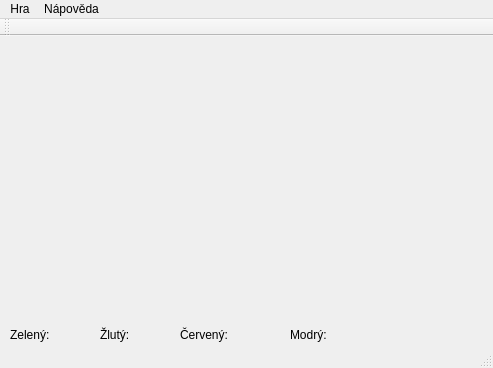
Before: the Qt Designer form src/gui/labyrinth/mainwindow.ui in nechutny/ICP, drawn with Qt 5.
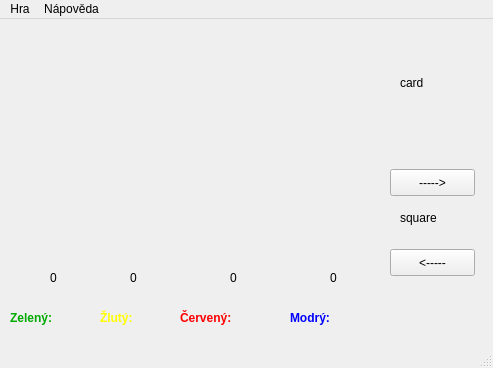
After: the same form once the commit is applied.

What changed in the file:
```diff
--- a/src/gui/labyrinth/mainwindow.ui
+++ b/src/gui/labyrinth/mainwindow.ui
@@ -23,6 +23,427 @@
       <height>17</height>
      </rect>
     </property>
+    <property name="palette">
+     <palette>
+      <active>
+       <colorrole role="WindowText">
+        <brush brushstyle="SolidPattern">
+         <color alpha="255">
+          <red>0</red>
+          <green>170</green>
+          <blue>0</blue>
+         </color>
+        </brush>
+       </colorrole>
+       <colorrole role="Button">
+        <brush brushstyle="SolidPattern">
+         <color alpha="255">
+          <red>0</red>
+          <green>170</green>
+          <blue>0</blue>
+         </color>
+        </brush>
+       </colorrole>
+       <colorrole role="Light">
+        <brush brushstyle="SolidPattern">
+         <color alpha="255">
+          <red>0</red>
+          <green>255</green>
+          <blue>0</blue>
+         </color>
+        </brush>
+       </colorrole>
+       <colorrole role="Midlight">
+        <brush brushstyle="SolidPattern">
+         <color alpha="255">
+          <red>0</red>
+          <green>212</green>
+          <blue>0</blue>
+         </color>
+        </brush>
+       </colorrole>
+       <colorrole role="Dark">
+        <brush brushstyle="SolidPattern">
+         <color alpha="255">
+          <red>0</red>
+          <green>85</green>
+          <blue>0</blue>
+         </color>
+        </brush>
+       </colorrole>
+       <colorrole role="Mid">
+        <brush brushstyle="SolidPattern">
+         <color alpha="255">
+          <red>0</red>
+          <green>113</green>
+          <blue>0</blue>
+         </color>
+        </brush>
+       </colorrole>
+       <colorrole role="Text">
+        <brush brushstyle="SolidPattern">
+         <color alpha="255">
+          <red>0</red>
+          <green>170</green>
+          <blue>0</blue>
+         </color>
+        </brush>
+       </colorrole>
+       <colorrole role="BrightText">
+        <brush brushstyle="SolidPattern">
+         <color alpha="255">
+          <red>255</red>
+          <green>255</green>
+          <blue>255</blue>
+         </color>
+        </brush>
+       </colorrole>
+       <colorrole role="ButtonText">
+        <brush brushstyle="SolidPattern">
+         <color alpha="255">
+          <red>0</red>
+          <green>0</green>
+          <blue>0</blue>
+         </color>
+        </brush>
+       </colorrole>
+       <colorrole role="Base">
+        <brush brushstyle="SolidPattern">
+         <color alpha="255">
+          <red>255</red>
+          <green>255</green>
+          <blue>255</blue>
+         </color>
+        </brush>
+       </colorrole>
+       <colorrole role="Window">
+        <brush brushstyle="SolidPattern">
+         <color alpha="255">
+          <red>0</red>
+          <green>170</green>
+          <blue>0</blue>
+         </color>
+        </brush>
+       </colorrole>
+       <colorrole role="Shadow">
+        <brush brushstyle="SolidPattern">
+         <color alpha="255">
+          <red>0</red>
+          <green>0</green>
+          <blue>0</blue>
+         </color>
+        </brush>
+       </colorrole>
+       <colorrole role="AlternateBase">
+        <brush brushstyle="SolidPattern">
+         <color alpha="255">
+          <red>127</red>
+          <green>212</green>
+          <blue>127</blue>
+         </color>
+        </brush>
+       </colorrole>
+       <colorrole role="ToolTipBase">
+        <brush brushstyle="SolidPattern">
+         <color alpha="255">
+          <red>255</red>
+          <green>255</green>
+          <blue>220</blue>
+         </color>
+        </brush>
+       </colorrole>
+       <colorrole role="ToolTipText">
+        <brush brushstyle="SolidPattern">
+         <color alpha="255">
+          <red>0</red>
+          <green>0</green>
+          <blue>0</blue>
+         </color>
+        </brush>
+       </colorrole>
+      </active>
+      <inactive>
+       <colorrole role="WindowText">
+        <brush brushstyle="SolidPattern">
+         <color alpha="255">
+          <red>0</red>
+          <green>170</green>
+          <blue>0</blue>
+         </color>
+        </brush>
+       </colorrole>
+       <colorrole role="Button">
+        <brush brushstyle="SolidPattern">
+         <color alpha="255">
+          <red>0</red>
+          <green>170</green>
+          <blue>0</blue>
+         </color>
+        </brush>
+       </colorrole>
+       <colorrole role="Light">
+        <brush brushstyle="SolidPattern">
+         <color alpha="255">
+          <red>0</red>
+          <green>255</green>
+          <blue>0</blue>
+         </color>
+        </brush>
+       </colorrole>
+       <colorrole role="Midlight">
+        <brush brushstyle="SolidPattern">
+         <color alpha="255">
+          <red>0</red>
+          <green>212</green>
+          <blue>0</blue>
+         </color>
+        </brush>
+       </colorrole>
+       <colorrole role="Dark">
+        <brush brushstyle="SolidPattern">
+         <color alpha="255">
+          <red>0</red>
+          <green>85</green>
+          <blue>0</blue>
+         </color>
+        </brush>
+       </colorrole>
+       <colorrole role="Mid">
+        <brush brushstyle="SolidPattern">
+         <color alpha="255">
+          <red>0</red>
+          <green>113</green>
+          <blue>0</blue>
+         </color>
+        </brush>
+       </colorrole>
+       <colorrole role="Text">
+        <brush brushstyle="SolidPattern">
+         <color alpha="255">
+          <red>0</red>
+          <green>170</green>
+          <blue>0</blue>
+         </color>
+        </brush>
+       </colorrole>
+       <colorrole role="BrightText">
+        <brush brushstyle="SolidPattern">
+         <color alpha="255">
+          <red>255</red>
+          <green>255</green>
+          <blue>255</blue>
+         </color>
+        </brush>
+       </colorrole>
+       <colorrole role="ButtonText">
+        <brush brushstyle="SolidPattern">
+         <color alpha="255">
+          <red>0</red>
+          <green>0</green>
+          <blue>0</blue>
+         </color>
+        </brush>
+       </colorrole>
+       <colorrole role="Base">
+        <brush brushstyle="SolidPattern">
+         <color alpha="255">
+          <red>255</red>
+          <green>255</green>
+          <blue>255</blue>
+         </color>
+        </brush>
+       </colorrole>
+       <colorrole role="Window">
+        <brush brushstyle="SolidPattern">
+         <color alpha="255">
+          <red>0</red>
+          <green>170</green>
+          <blue>0</blue>
+         </color>
+        </brush>
+       </colorrole>
+       <colorrole role="Shadow">
+        <brush brushstyle="SolidPattern">
+         <color alpha="255">
+          <red>0</red>
+          <green>0</green>
+          <blue>0</blue>
+         </color>
+        </brush>
+       </colorrole>
+       <colorrole role="AlternateBase">
+        <brush brushstyle="SolidPattern">
+         <color alpha="255">
+          <red>127</red>
+          <green>212</green>
+          <blue>127</blue>
+         </color>
+        </brush>
+       </colorrole>
+       <colorrole role="ToolTipBase">
+        <brush brushstyle="SolidPattern">
+         <color alpha="255">
+          <red>255</red>
+          <green>255</green>
+          <blue>220</blue>
+         </color>
+        </brush>
+       </colorrole>
+       <colorrole role="ToolTipText">
+        <brush brushstyle="SolidPattern">
+         <color alpha="255">
+          <red>0</red>
+          <green>0</green>
+          <blue>0</blue>
+         </color>
+        </brush>
+       </colorrole>
+      </inactive>
+      <disabled>
+       <colorrole role="WindowText">
+        <brush brushstyle="SolidPattern">
+         <color alpha="255">
+          <red>0</red>
+          <green>85</green>
+          <blue>0</blue>
+         </color>
+        </brush>
+       </colorrole>
+       <colorrole role="Button">
+        <brush brushstyle="SolidPattern">
+         <color alpha="255">
+          <red>0</red>
+          <green>170</green>
+          <blue>0</blue>
+         </color>
+        </brush>
+       </colorrole>
+       <colorrole role="Light">
+        <brush brushstyle="SolidPattern">
+         <color alpha="255">
+          <red>0</red>
+          <green>255</green>
+          <blue>0</blue>
+         </color>
+        </brush>
+       </colorrole>
+       <colorrole role="Midlight">
+        <brush brushstyle="SolidPattern">
+         <color alpha="255">
+          <red>0</red>
+          <green>212</green>
+          <blue>0</blue>
+         </color>
+        </brush>
+       </colorrole>
+       <colorrole role="Dark">
+        <brush brushstyle="SolidPattern">
+         <color alpha="255">
+          <red>0</red>
+          <green>85</green>
+          <blue>0</blue>
+         </color>
+        </brush>
+       </colorrole>
+       <colorrole role="Mid">
+        <brush brushstyle="SolidPattern">
+         <color alpha="255">
+          <red>0</red>
+          <green>113</green>
+          <blue>0</blue>
+         </color>
+        </brush>
+       </colorrole>
+       <colorrole role="Text">
+        <brush brushstyle="SolidPattern">
+         <color alpha="255">
+          <red>0</red>
+          <green>85</green>
+          <blue>0</blue>
+         </color>
+        </brush>
+       </colorrole>
+       <colorrole role="BrightText">
+        <brush brushstyle="SolidPattern">
+         <color alpha="255">
+          <red>255</red>
+          <green>255</green>
+          <blue>255</blue>
+         </color>
+        </brush>
+       </colorrole>
+       <colorrole role="ButtonText">
+        <brush brushstyle="SolidPattern">
+         <color alpha="255">
+          <red>0</red>
+          <green>85</green>
+          <blue>0</blue>
+         </color>
+        </brush>
+       </colorrole>
+       <colorrole role="Base">
+        <brush brushstyle="SolidPattern">
+         <color alpha="255">
+          <red>0</red>
+          <green>170</green>
+          <blue>0</blue>
+         </color>
+        </brush>
+       </colorrole>
+       <colorrole role="Window">
+        <brush brushstyle="SolidPattern">
+         <color alpha="255">
+          <red>0</red>
+          <green>170</green>
+          <blue>0</blue>
+         </color>
+        </brush>
+       </colorrole>
+       <colorrole role="Shadow">
+        <brush brushstyle="SolidPattern">
+         <color alpha="255">
+          <red>0</red>
+          <green>0</green>
+          <blue>0</blue>
+         </color>
+        </brush>
+       </colorrole>
+       <colorrole role="AlternateBase">
+        <brush brushstyle="SolidPattern">
+         <color alpha="255">
+          <red>0</red>
+          <green>170</green>
+          <blue>0</blue>
+         </color>
+        </brush>
+       </colorrole>
+       <colorrole role="ToolTipBase">
+        <brush brushstyle="SolidPattern">
+         <color alpha="255">
+          <red>255</red>
+          <green>255</green>
+          <blue>220</blue>
+         </color>
+        </brush>
+       </colorrole>
+       <colorrole role="ToolTipText">
+        <brush brushstyle="SolidPattern">
+         <color alpha="255">
+          <red>0</red>
+          <green>0</green>
+          <blue>0</blue>
+         </color>
+        </brush>
+       </colorrole>
+      </disabled>
+     </palette>
+    </property>
+    <property name="font">
+     <font>
+      <weight>75</weight>
+      <bold>true</bold>
+     </font>
+    </property>
     <property name="text">
      <string>Zelený:</string>
     </property>
@@ -36,6 +457,427 @@
       <height>17</height>
      </rect>
     </property>
+    <property name="palette">
+     <palette>
+      <active>
+       <colorrole role="WindowText">
+        <brush brushstyle="SolidPattern">
+         <color alpha="255">
+          <red>255</red>
+          <green>255</green>
+          <blue>0</blue>
+         </color>
+        </brush>
+       </colorrole>
+       <colorrole role="Button">
+        <brush brushstyle="SolidPattern">
+         <color alpha="255">
+          <red>255</red>
+          <green>255</green>
+          <blue>0</blue>
+         </color>
+        </brush>
+       </colorrole>
+       <colorrole role="Light">
+        <brush brushstyle="SolidPattern">
+         <color alpha="255">
+          <red>255</red>
+          <green>255</green>
+          <blue>127</blue>
+         </color>
+        </brush>
+       </colorrole>
+       <colorrole role="Midlight">
+        <brush brushstyle="SolidPattern">
+         <color alpha="255">
+          <red>255</red>
+          <green>255</green>
+          <blue>63</blue>
+         </color>
+        </brush>
+       </colorrole>
+       <colorrole role="Dark">
+        <brush brushstyle="SolidPattern">
+         <color alpha="255">
+          <red>127</red>
+          <green>127</green>
+          <blue>0</blue>
+         </color>
+        </brush>
+       </colorrole>
+       <colorrole role="Mid">
+        <brush brushstyle="SolidPattern">
+         <color alpha="255">
+          <red>170</red>
+          <green>170</green>
+          <blue>0</blue>
+         </color>
+        </brush>
+       </colorrole>
+       <colorrole role="Text">
+        <brush brushstyle="SolidPattern">
+         <color alpha="255">
+          <red>255</red>
+          <green>255</green>
+          <blue>0</blue>
+         </color>
+        </brush>
+       </colorrole>
+       <colorrole role="BrightText">
+        <brush brushstyle="SolidPattern">
+         <color alpha="255">
+          <red>255</red>
+          <green>255</green>
+          <blue>255</blue>
+         </color>
+        </brush>
+       </colorrole>
+       <colorrole role="ButtonText">
+        <brush brushstyle="SolidPattern">
+         <color alpha="255">
+          <red>0</red>
+          <green>0</green>
+          <blue>0</blue>
+         </color>
+        </brush>
+       </colorrole>
+       <colorrole role="Base">
+        <brush brushstyle="SolidPattern">
+         <color alpha="255">
+          <red>255</red>
+          <green>255</green>
+          <blue>255</blue>
+         </color>
+        </brush>
+       </colorrole>
+       <colorrole role="Window">
+        <brush brushstyle="SolidPattern">
+         <color alpha="255">
+          <red>255</red>
+          <green>255</green>
+          <blue>0</blue>
+         </color>
+        </brush>
+       </colorrole>
+       <colorrole role="Shadow">
+        <brush brushstyle="SolidPattern">
+         <color alpha="255">
+          <red>0</red>
+          <green>0</green>
+          <blue>0</blue>
+         </color>
+        </brush>
+       </colorrole>
+       <colorrole role="AlternateBase">
+        <brush brushstyle="SolidPattern">
+         <color alpha="255">
+          <red>255</red>
+          <green>255</green>
+          <blue>127</blue>
+         </color>
+        </brush>
+       </colorrole>
+       <colorrole role="ToolTipBase">
+        <brush brushstyle="SolidPattern">
+         <color alpha="255">
+          <red>255</red>
+          <green>255</green>
+          <blue>220</blue>
+         </color>
+        </brush>
+       </colorrole>
+       <colorrole role="ToolTipText">
+        <brush brushstyle="SolidPattern">
+         <color alpha="255">
+          <red>0</red>
+          <green>0</green>
+          <blue>0</blue>
+         </color>
+        </brush>
+       </colorrole>
+      </active>
+      <inactive>
+       <colorrole role="WindowText">
+        <brush brushstyle="SolidPattern">
+         <color alpha="255">
+          <red>255</red>
+          <green>255</green>
+          <blue>0</blue>
+         </color>
+        </brush>
+       </colorrole>
+       <colorrole role="Button">
+        <brush brushstyle="SolidPattern">
+         <color alpha="255">
+          <red>255</red>
+          <green>255</green>
+          <blue>0</blue>
+         </color>
+        </brush>
+       </colorrole>
+       <colorrole role="Light">
+        <brush brushstyle="SolidPattern">
+         <color alpha="255">
+          <red>255</red>
+          <green>255</green>
+          <blue>127</blue>
+         </color>
+        </brush>
+       </colorrole>
+       <colorrole role="Midlight">
+        <brush brushstyle="SolidPattern">
+         <color alpha="255">
+          <red>255</red>
+          <green>255</green>
+          <blue>63</blue>
+         </color>
+        </brush>
+       </colorrole>
+       <colorrole role="Dark">
+        <brush brushstyle="SolidPattern">
+         <color alpha="255">
+          <red>127</red>
+          <green>127</green>
+          <blue>0</blue>
+         </color>
+        </brush>
+       </colorrole>
+       <colorrole role="Mid">
+        <brush brushstyle="SolidPattern">
+         <color alpha="255">
+          <red>170</red>
+          <green>170</green>
+          <blue>0</blue>
+         </color>
+        </brush>
+       </colorrole>
+       <colorrole role="Text">
+        <brush brushstyle="SolidPattern">
+         <color alpha="255">
+          <red>255</red>
+          <green>255</green>
+          <blue>0</blue>
+         </color>
+        </brush>
+       </colorrole>
+       <colorrole role="BrightText">
+        <brush brushstyle="SolidPattern">
+         <color alpha="255">
+          <red>255</red>
+          <green>255</green>
+          <blue>255</blue>
+         </color>
+        </brush>
+       </colorrole>
+       <colorrole role="ButtonText">
+        <brush brushstyle="SolidPattern">
+         <color alpha="255">
+          <red>0</red>
+          <green>0</green>
+          <blue>0</blue>
+         </color>
+        </brush>
+       </colorrole>
+       <colorrole role="Base">
+        <brush brushstyle="SolidPattern">
+         <color alpha="255">
+          <red>255</red>
+          <green>255</green>
+          <blue>255</blue>
+         </color>
+        </brush>
+       </colorrole>
+       <colorrole role="Window">
+        <brush brushstyle="SolidPattern">
+         <color alpha="255">
+          <red>255</red>
+          <green>255</green>
+          <blue>0</blue>
+         </color>
+        </brush>
+       </colorrole>
+       <colorrole role="Shadow">
+        <brush brushstyle="SolidPattern">
+         <color alpha="255">
+          <red>0</red>
+          <green>0</green>
+          <blue>0</blue>
+         </color>
+        </brush>
+       </colorrole>
+       <colorrole role="AlternateBase">
+        <brush brushstyle="SolidPattern">
+         <color alpha="255">
+          <red>255</red>
+          <green>255</green>
+          <blue>127</blue>
+         </color>
+        </brush>
+       </colorrole>
+       <colorrole role="ToolTipBase">
+        <brush brushstyle="SolidPattern">
+         <color alpha="255">
+          <red>255</red>
+          <green>255</green>
+          <blue>220</blue>
+         </color>
+        </brush>
+       </colorrole>
+       <colorrole role="ToolTipText">
+        <brush brushstyle="SolidPattern">
+         <color alpha="255">
+          <red>0</red>
+          <green>0</green>
+          <blue>0</blue>
+         </color>
+        </brush>
+       </colorrole>
+      </inactive>
+      <disabled>
+       <colorrole role="WindowText">
+        <brush brushstyle="SolidPattern">
+         <color alpha="255">
+          <red>127</red>
+          <green>127</green>
+          <blue>0</blue>
+         </color>
+        </brush>
+       </colorrole>
+       <colorrole role="Button">
+        <brush brushstyle="SolidPattern">
+         <color alpha="255">
+          <red>255</red>
+          <green>255</green>
+          <blue>0</blue>
+         </color>
+        </brush>
+       </colorrole>
+       <colorrole role="Light">
+        <brush brushstyle="SolidPattern">
+         <color alpha="255">
+          <red>255</red>
+          <green>255</green>
+          <blue>127</blue>
+         </color>
+        </brush>
+       </colorrole>
+       <colorrole role="Midlight">
+        <brush brushstyle="SolidPattern">
+         <color alpha="255">
+          <red>255</red>
+          <green>255</green>
+          <blue>63</blue>
+         </color>
+        </brush>
+       </colorrole>
+       <colorrole role="Dark">
+        <brush brushstyle="SolidPattern">
+         <color alpha="255">
+          <red>127</red>
+          <green>127</green>
+          <blue>0</blue>
+         </color>
+        </brush>
+       </colorrole>
+       <colorrole role="Mid">
+        <brush brushstyle="SolidPattern">
+         <color alpha="255">
+          <red>170</red>
+          <green>170</green>
+          <blue>0</blue>
+         </color>
+        </brush>
+       </colorrole>
+       <colorrole role="Text">
+        <brush brushstyle="SolidPattern">
+         <color alpha="255">
+          <red>127</red>
+          <green>127</green>
+          <blue>0</blue>
+         </color>
+        </brush>
+       </colorrole>
+       <colorrole role="BrightText">
+        <brush brushstyle="SolidPattern">
+         <color alpha="255">
+          <red>255</red>
+          <green>255</green>
+          <blue>255</blue>
+         </color>
+        </brush>
+       </colorrole>
+       <colorrole role="ButtonText">
+        <brush brushstyle="SolidPattern">
+         <color alpha="255">
+          <red>127</red>
+          <green>127</green>
+          <blue>0</blue>
+         </color>
+        </brush>
+       </colorrole>
+       <colorrole role="Base">
+        <brush brushstyle="SolidPattern">
+         <color alpha="255">
+          <red>255</red>
+          <green>255</green>
+          <blue>0</blue>
+         </color>
+        </brush>
+       </colorrole>
+       <colorrole role="Window">
+        <brush brushstyle="SolidPattern">
+         <color alpha="255">
+          <red>255</red>
+          <green>255</green>
+          <blue>0</blue>
+         </color>
+        </brush>
+       </colorrole>
+       <colorrole role="Shadow">
+        <brush brushstyle="SolidPattern">
+         <color alpha="255">
+          <red>0</red>
+          <green>0</green>
+          <blue>0</blue>
+         </color>
+        </brush>
+       </colorrole>
+       <colorrole role="AlternateBase">
+        <brush brushstyle="SolidPattern">
+         <color alpha="255">
+          <red>255</red>
+          <green>255</green>
+          <blue>0</blue>
+         </color>
+        </brush>
+       </colorrole>
+       <colorrole role="ToolTipBase">
+        <brush brushstyle="SolidPattern">
+         <color alpha="255">
+          <red>255</red>
+          <green>255</green>
+          <blue>220</blue>
+         </color>
+        </brush>
+       </colorrole>
+       <colorrole role="ToolTipText">
+        <brush brushstyle="SolidPattern">
+         <color alpha="255">
+          <red>0</red>
+          <green>0</green>
+          <blue>0</blue>
+         </color>
+        </brush>
+       </colorrole>
+      </disabled>
+     </palette>
+    </property>
+    <property name="font">
+     <font>
+      <weight>75</weight>
+      <bold>true</bold>
+     </font>
+    </property>
     <property name="text">
      <string>Žlutý:</string>
     </property>
@@ -49,6 +891,76 @@
       <height>17</height>
      </rect>
     </property>
+    <property name="palette">
+     <palette>
+      <active>
+       <colorrole role="WindowText">
+        <brush brushstyle="SolidPattern">
+         <color alpha="255">
+          <red>255</red>
+          <green>0</green>
+          <blue>0</blue>
+         </color>
+        </brush>
+       </colorrole>
+       <colorrole role="Text">
+        <brush brushstyle="SolidPattern">
+         <color alpha="255">
+          <red>255</red>
+          <green>0</green>
+          <blue>0</blue>
+         </color>
+        </brush>
+       </colorrole>
+      </active>
+      <inactive>
+       <colorrole role="WindowText">
+        <brush brushstyle="SolidPattern">
+         <color alpha="255">
+          <red>255</red>
+          <green>0</green>
+          <blue>0</blue>
+         </color>
+        </brush>
+       </colorrole>
+       <colorrole role="Text">
+        <brush brushstyle="SolidPattern">
+         <color alpha="255">
+          <red>255</red>
+          <green>0</green>
+          <blue>0</blue>
+         </color>
+        </brush>
+       </colorrole>
+      </inactive>
+      <disabled>
+       <colorrole role="WindowText">
+        <brush brushstyle="SolidPattern">
+         <color alpha="255">
+          <red>133</red>
+          <green>133</green>
+          <blue>133</blue>
+         </color>
+        </brush>
+       </colorrole>
+       <colorrole role="Text">
+        <brush brushstyle="SolidPattern">
+         <color alpha="255">
+          <red>133</red>
+          <green>133</green>
+          <blue>133</blue>
+         </color>
+        </brush>
+       </colorrole>
+      </disabled>
+     </palette>
+    </property>
+    <property name="font">
+     <font>
+      <weight>75</weight>
+      <bold>true</bold>
+     </font>
+    </property>
     <property name="text">
      <string>Červený:</string>
     </property>
@@ -62,10 +974,157 @@
       <height>17</height>
      </rect>
     </property>
+    <property name="palette">
+     <palette>
+      <active>
+       <colorrole role="WindowText">
+        <brush brushstyle="SolidPattern">
+         <color alpha="255">
+          <red>0</red>
+          <green>0</green>
+          <blue>255</blue>
+         </color>
+        </brush>
+       </colorrole>
+      </active>
+      <inactive>
+       <colorrole role="WindowText">
+        <brush brushstyle="SolidPattern">
+         <color alpha="255">
+          <red>0</red>
+          <green>0</green>
+          <blue>255</blue>
+         </color>
+        </brush>
+       </colorrole>
+      </inactive>
+      <disabled>
+       <colorrole role="WindowText">
+        <brush brushstyle="SolidPattern">
+         <color alpha="255">
+          <red>133</red>
+          <green>133</green>
+          <blue>133</blue>
+         </color>
+        </brush>
+       </colorrole>
+      </disabled>
+     </palette>
+    </property>
+    <property name="font">
+     <font>
+      <weight>75</weight>
+      <bold>true</bold>
+     </font>
+    </property>
     <property name="text">
      <string>Modrý:</string>
     </property>
    </widget>
+   <widget class="QLabel" name="scoreGreen">
+    <property name="geometry">
+     <rect>
+      <x>50</x>
+      <y>250</y>
+      <width>31</width>
+      <height>17</height>
+     </rect>
+    </property>
+    <property name="text">
+     <string>0</string>
+    </property>
+   </widget>
+   <widget class="QLabel" name="scoreYellow">
+    <property name="geometry">
+     <rect>
+      <x>130</x>
+      <y>250</y>
+      <width>31</width>
+      <height>17</height>
+     </rect>
+    </property>
+    <property name="text">
+     <string>0</string>
+    </property>
+   </widget>
+   <widget class="QLabel" name="scoreRed">
+    <property name="geometry">
+     <rect>
+      <x>230</x>
+      <y>250</y>
+      <width>31</width>
+      <height>17</height>
+     </rect>
+    </property>
+    <property name="text">
+     <string>0</string>
+    </property>
+   </widget>
+   <widget class="QLabel" name="scoreBlue">
+    <property name="geometry">
+     <rect>
+      <x>330</x>
+      <y>250</y>
+      <width>31</width>
+      <height>17</height>
+     </rect>
+    </property>
+    <property name="text">
+     <string>0</string>
+    </property>
+   </widget>
+   <widget class="QLabel" name="card">
+    <property name="geometry">
+     <rect>
+      <x>400</x>
+      <y>0</y>
+      <width>64</width>
+      <height>128</height>
+     </rect>
+    </property>
+    <property name="text">
+     <string>card</string>
+    </property>
+   </widget>
+   <widget class="QPushButton" name="rotateR">
+    <property name="geometry">
+     <rect>
+      <x>390</x>
+      <y>150</y>
+      <width>85</width>
+      <height>27</height>
+     </rect>
+    </property>
+    <property name="text">
+     <string>-----&gt;</string>
+    </property>
+   </widget>
+   <widget class="QPushButton" name="rotateL">
+    <property name="geometry">
+     <rect>
+      <x>390</x>
+      <y>230</y>
+      <width>85</width>
+      <height>27</height>
+     </rect>
+    </property>
+    <property name="text">
+     <string>&lt;-----</string>
+    </property>
+   </widget>
+   <widget class="QLabel" name="square">
+    <property name="geometry">
+     <rect>
+      <x>400</x>
+      <y>190</y>
+      <width>55</width>
+      <height>17</height>
+     </rect>
+    </property>
+    <property name="text">
+     <string>square</string>
+    </property>
+   </widget>
   </widget>
   <widget class="QMenuBar" name="menuBar">
    <property name="geometry">
@@ -94,14 +1153,6 @@
    <addaction name="menuHra"/>
    <addaction name="menuN_pov_da"/>
   </widget>
-  <widget class="QToolBar" name="mainToolBar">
-   <attribute name="toolBarArea">
-    <enum>TopToolBarArea</enum>
-   </attribute>
-   <attribute name="toolBarBreak">
-    <bool>false</bool>
-   </attribute>
-  </widget>
   <widget class="QStatusBar" name="statusBar">
    <property name="enabled">
     <bool>true</bool>
```
Left out of the diff: 2 changed lines with no effect on the pictures.
